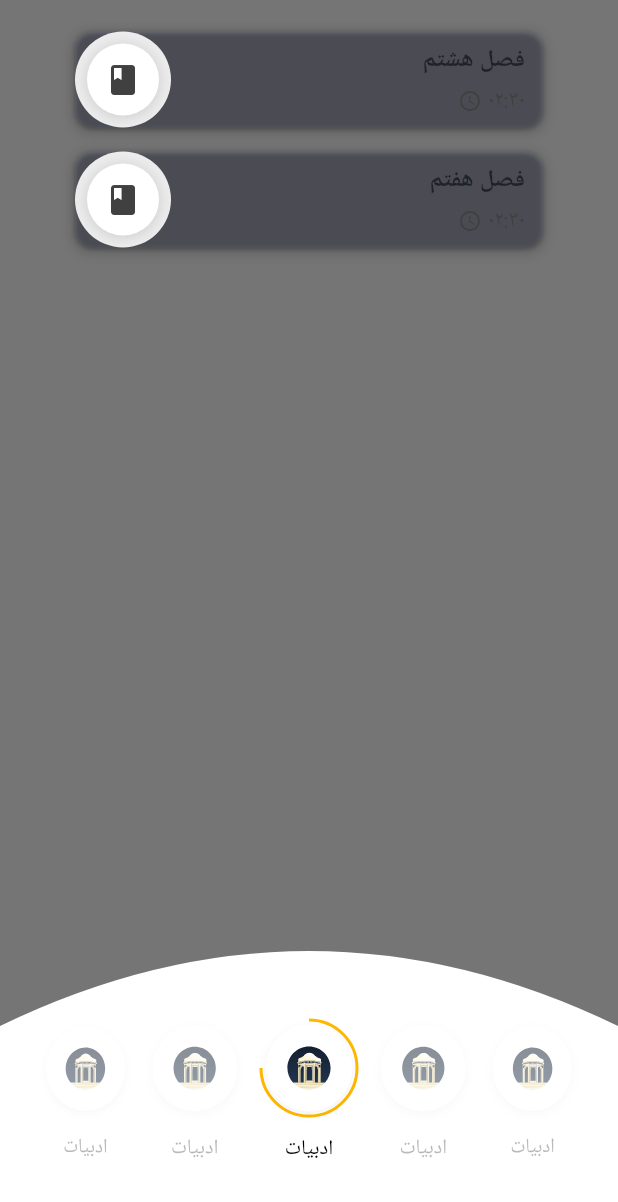
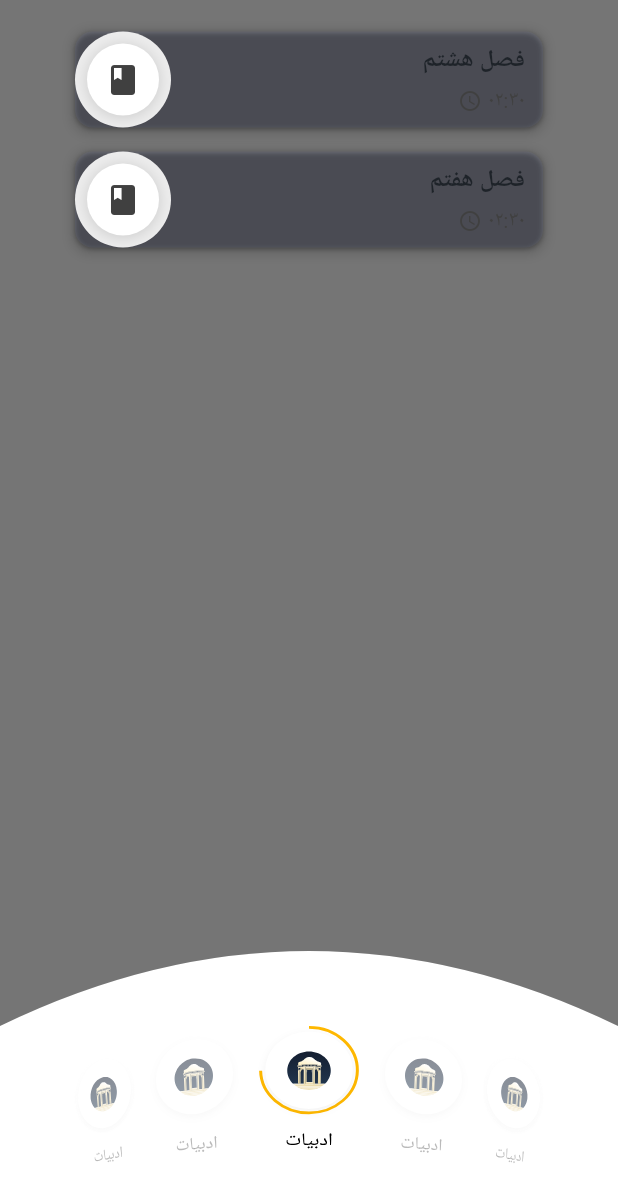
Before and after one commit to aliayn/Hoshmand-Code-Challenge, a Flutter app: the screen it shows after launch, on a phone screen of 412 x 824 dp. Shown: the top 1202 px of the screen. Run offline on Flutter 3.47's test engine with Material 3 defaults, Android fonts, the phone set to English and light mode, and no system bars; our stand-ins replace bloc, dartz, dio, flutter_bloc, flutter_svg, freezed_annotation and 4 more; Roboto replaces fonts that are missing (YekanBakh).

Commit message:
Refactor ProgressWheel widget to enhance visual appeal and performance. Replace ListWheelScrollView configuration for improved item rendering and responsiveness. Introduce a new method for building wheel items, optimizing the selection animation and layout. Adjust perspective and diameter ratio for a better user experience.

```diff
--- a/lib/presentation/home/widget/progress_wheel.dart
+++ b/lib/presentation/home/widget/progress_wheel.dart
@@ -34,7 +34,7 @@ class ProgressWheel extends StatefulWidget {
 }
 
 class _ProgressWheelState extends State<ProgressWheel> {
-  late FixedExtentScrollController _controller;
+  late final FixedExtentScrollController _controller;
   int _selectedIndex = 0;
 
   @override
@@ -59,16 +59,24 @@ class _ProgressWheelState extends State<ProgressWheel> {
         final screenWidth = constraints.maxWidth;
         final itemWidth = screenWidth * 0.2;
 
-        return SizedBox(
+        return RepaintBoundary(
+          child: SizedBox(
             height: widget.height,
+            child: Transform(
+              alignment: Alignment.center,
+              transform: Matrix4.identity()
+                ..setEntry(3, 2, 0.001)
+                ..rotateX(0.5),
               child: RotatedBox(
-            quarterTurns: 3, // Rotate the list to make it horizontal
+                quarterTurns: 3,
                 child: ListWheelScrollView.useDelegate(
                   controller: _controller,
                   itemExtent: itemWidth,
-              perspective: 0.0015, // Reduced perspective for gentler curve
-              diameterRatio: 4, // Increased for flatter curve
+                  perspective: 0.005,
+                  diameterRatio: 2.0,
                   physics: const FixedExtentScrollPhysics(),
+                  clipBehavior: Clip.none,
+                  renderChildrenOutsideViewport: false,
                   onSelectedItemChanged: (index) {
                     setState(() {
                       _selectedIndex = index % widget.subjects.length;
@@ -76,25 +84,36 @@ class _ProgressWheelState extends State<ProgressWheel> {
                     widget.onTap?.call();
                   },
                   childDelegate: ListWheelChildLoopingListDelegate(
-                children: List.generate(widget.subjects.length * 1000, (index) {
+                    children: List.generate(
+                      widget.subjects.length * 200, // Reduced multiplication factor
+                      (index) {
                         final realIndex = index % widget.subjects.length;
+                        return _buildWheelItem(realIndex);
+                      },
+                    ),
+                  ),
+                ),
+              ),
+            ),
+          ),
+        );
+      },
+    );
+  }
+
+  Widget _buildWheelItem(int realIndex) {
     final subject = widget.subjects[realIndex];
     final isSelected = realIndex == _selectedIndex;
 
-                  return RotatedBox(
-                    quarterTurns: 1, // Rotate items back to normal
+    return RepaintBoundary(
+      child: RotatedBox(
+        quarterTurns: 1,
         child: AnimatedOpacity(
           duration: const Duration(milliseconds: 200),
           opacity: isSelected ? 1.0 : 0.5,
           child: _buildSubjectWidget(subject, isSelected),
         ),
-                  );
-                }),
       ),
-            ),
-          ),
-        );
-      },
     );
   }
 
```
Lines whose indentation alone changed are shown as unchanged.
